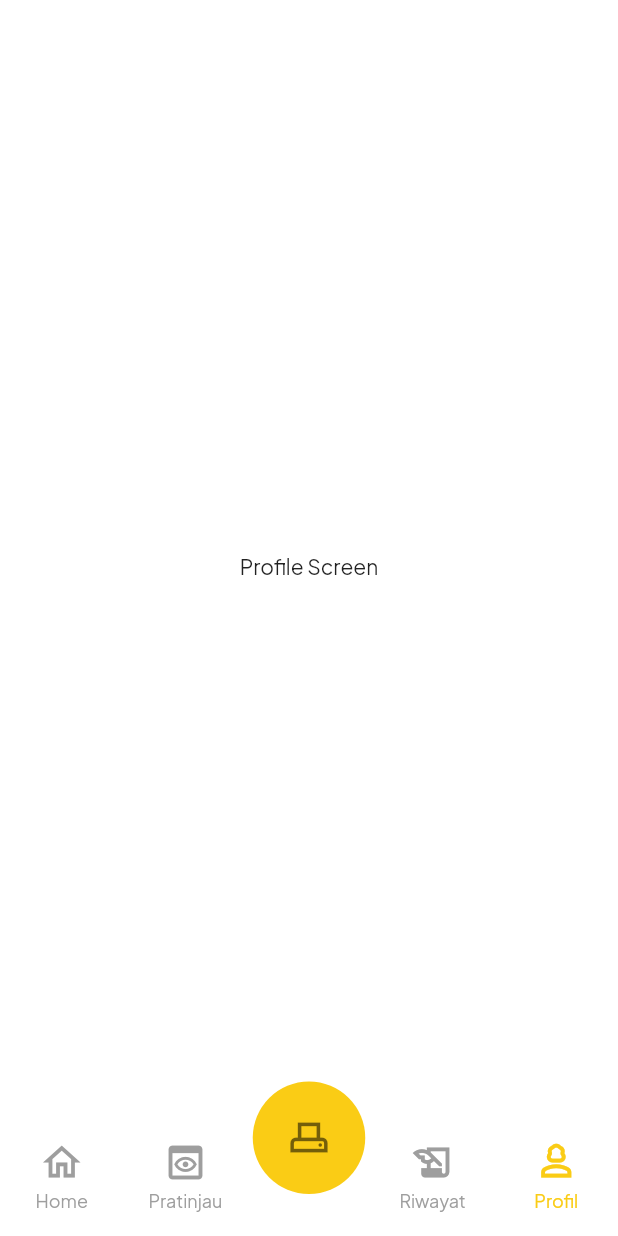
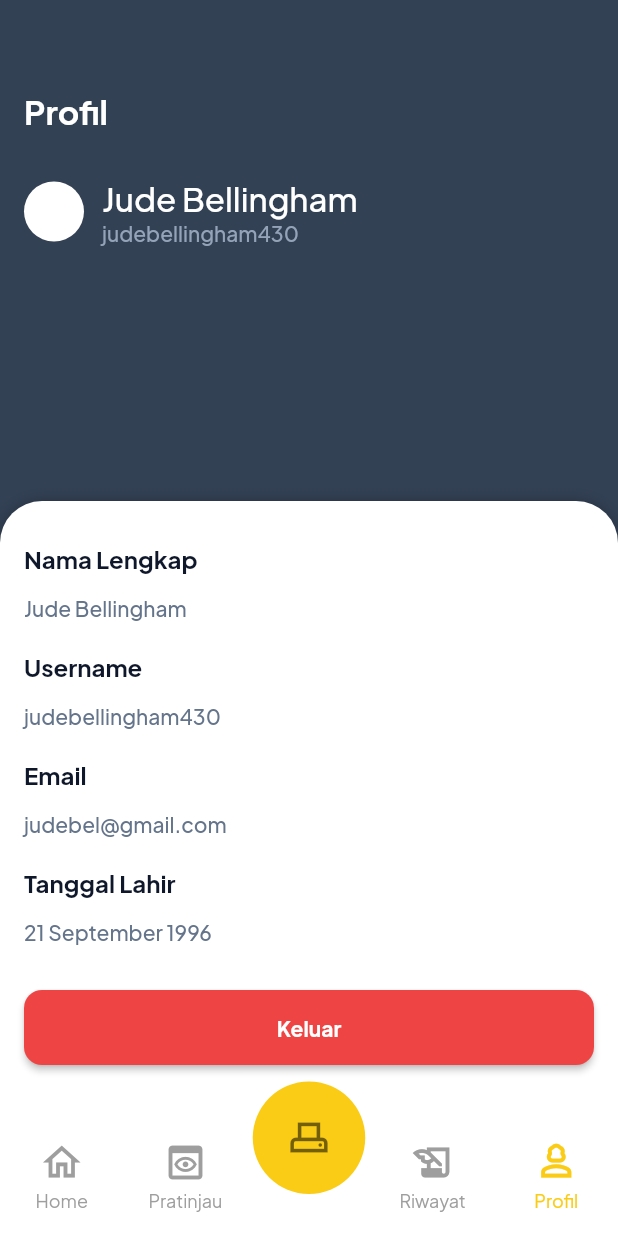
Before and after one commit to farhanroy/mobile-technoscape-scan2pay, a Flutter app: the screen it shows after launch, item 5 of the bottom bar chosen, on a phone screen of 412 x 824 dp. Run offline on Flutter 3.47's test engine with Material 2 defaults, Android fonts, the phone set to English and light mode, and no system bars; drawn by our look-alikes of persistent_bottom_nav_bar, sliding_up_panel; our stand-ins replace dio, get, pinput.

Commit message:
:lipstick: Slicing profile
slicing profile

```diff
--- a/lib/modules/authentication/screen/register_screen.dart
+++ b/lib/modules/authentication/screen/register_screen.dart
@@ -119,8 +119,8 @@ class RegisterScreen extends GetView<RegisterController> {
                         ),
                       )),
                   const SizedBox(height: 20),
-                  // elevated button #FACC15
                   CommonButton(
+                    titleColor: const Color(0xFF334155),
                     color: Get.theme.primaryColor,
                     title: 'Daftar',
                     onTap: () {},
--- a/lib/modules/dashboard/screen/history_screen.dart
+++ b/lib/modules/dashboard/screen/history_screen.dart
@@ -5,7 +5,7 @@ import 'package:sliding_up_panel/sliding_up_panel.dart';
 
 import '../dashboard.dart';
 
-class HistoryScreen extends GetView<DashboardController> {
+class HistoryScreen extends GetView<HistoryController> {
   const HistoryScreen({super.key});
 
   @override
--- a/lib/modules/dashboard/screen/preview_screen.dart
+++ b/lib/modules/dashboard/screen/preview_screen.dart
@@ -126,6 +126,7 @@ class PreviewMainPanel extends StatelessWidget {
                 ),
                 const SizedBox(height: 16),
                 CommonButton(
+                  titleColor: const Color(0xFF334155),
                   color: Get.theme.primaryColor,
                   title: 'Bayar',
                   onTap: () {},
--- a/lib/modules/dashboard/screen/profile_screen.dart
+++ b/lib/modules/dashboard/screen/profile_screen.dart
@@ -1,17 +1,189 @@
 import 'package:flutter/material.dart';
 import 'package:get/get.dart';
+import 'package:sliding_up_panel/sliding_up_panel.dart';
 
+import '../../../widgets/widgets.dart';
 import '../dashboard.dart';
 
-class ProfileScreen extends GetView<DashboardController> {
+class ProfileScreen extends GetView<ProfileController> {
   const ProfileScreen({super.key});
 
   @override
   Widget build(BuildContext context) {
     return Scaffold(
-      body: Center(
-        child: Text('Profile Screen'),
+      body: SlidingUpPanel(
+        minHeight: 420,
+        maxHeight: 420,
+        borderRadius: BorderRadiusGeometry.lerp(
+          const BorderRadius.only(
+            topLeft: Radius.circular(28),
+            topRight: Radius.circular(28),
+          ),
+          const BorderRadius.only(
+            topLeft: Radius.circular(28),
+            topRight: Radius.circular(28),
+          ),
+          1,
+        ),
+        panel: const ProfileMainPanel(),
+        body: const ProfileBodyPanel(),
       ),
     );
   }
 }
+
+class ProfileMainPanel extends StatelessWidget {
+  const ProfileMainPanel({super.key});
+
+  @override
+  Widget build(BuildContext context) {
+    return Padding(
+      padding: const EdgeInsets.symmetric(horizontal: 16, vertical: 28),
+      child: Column(
+        crossAxisAlignment: CrossAxisAlignment.start,
+        children: [
+          const Text(
+            'Nama Lengkap',
+            style: TextStyle(
+              color: Color(0xFF0F172A),
+              fontSize: 16,
+              fontWeight: FontWeight.w700,
+            ),
+          ),
+          const SizedBox(height: 14),
+          const Text(
+            'Jude Bellingham',
+            style: TextStyle(
+              color: Color(0xFF64748B),
+              fontSize: 14,
+              fontWeight: FontWeight.w500,
+            ),
+          ),
+          const SizedBox(height: 20),
+          const Text(
+            'Username',
+            style: TextStyle(
+              color: Color(0xFF0F172A),
+              fontSize: 16,
+              fontWeight: FontWeight.w700,
+            ),
+          ),
+          const SizedBox(height: 14),
+          const Text(
+            'judebellingham430',
+            style: TextStyle(
+              color: Color(0xFF64748B),
+              fontSize: 14,
+              fontWeight: FontWeight.w500,
+            ),
+          ),
+          const SizedBox(height: 20),
+          const Text(
+            'Email',
+            style: TextStyle(
+              color: Color(0xFF0F172A),
+              fontSize: 16,
+              fontWeight: FontWeight.w700,
+            ),
+          ),
+          const SizedBox(height: 14),
+          const Text(
+            'judebel@gmail.com',
+            style: TextStyle(
+              color: Color(0xFF64748B),
+              fontSize: 14,
+              fontWeight: FontWeight.w500,
+            ),
+          ),
+          const SizedBox(height: 20),
+          const Text(
+            'Tanggal Lahir',
+            style: TextStyle(
+              color: Color(0xFF0F172A),
+              fontSize: 16,
+              fontWeight: FontWeight.w700,
+            ),
+          ),
+          const SizedBox(height: 14),
+          const Text(
+            '21 September 1996',
+            style: TextStyle(
+              color: Color(0xFF64748B),
+              fontSize: 14,
+              fontWeight: FontWeight.w500,
+            ),
+          ),
+          const SizedBox(height: 30),
+          CommonButton(
+            titleColor: Colors.white,
+            title: 'Keluar',
+            color: const Color(0xFFEF4444),
+            onTap: () {},
+          ),
+        ],
+      ),
+    );
+  }
+}
+
+class ProfileBodyPanel extends StatelessWidget {
+  const ProfileBodyPanel({super.key});
+
+  @override
+  Widget build(BuildContext context) {
+    return Container(
+      color: const Color(0xFF334155),
+      padding: EdgeInsets.only(
+        left: 16,
+        top: 60,
+        bottom: Get.height * 0.7,
+      ),
+      child: Column(
+        crossAxisAlignment: CrossAxisAlignment.start,
+        children: [
+          const Text(
+            'Profil',
+            style: TextStyle(
+              color: Colors.white,
+              fontSize: 22,
+              fontWeight: FontWeight.w700,
+            ),
+          ),
+          const SizedBox(height: 30),
+          Row(
+            children: [
+              Container(
+                width: 40,
+                height: 40,
+                decoration: BoxDecoration(
+                  color: Colors.white,
+                  borderRadius: BorderRadius.circular(50),
+                ),
+              ),
+              const SizedBox(width: 12),
+              const Column(
+                crossAxisAlignment: CrossAxisAlignment.start,
+                children: [
+                  Text(
+                    "Jude Bellingham",
+                    style: TextStyle(
+                        color: Colors.white,
+                        fontSize: 22,
+                        fontWeight: FontWeight.w500),
+                  ),
+                  Text(
+                    "judebellingham430",
+                    style: TextStyle(
+                        color: Color(0xFF94A3B8),
+                        fontSize: 14,
+                        fontWeight: FontWeight.w500),
+                  ),
+                ],
+              ),
+            ],
+          ),
+        ],
+      ),
+    );
+  }
+}
--- a/lib/widgets/button.dart
+++ b/lib/widgets/button.dart
@@ -4,12 +4,13 @@ class CommonButton extends StatelessWidget {
   const CommonButton({
     super.key,
     required this.color,
+    required this.titleColor,
     required this.title,
     this.onTap,
   });
 
   final String title;
-  final Color color;
+  final Color color, titleColor;
   final VoidCallback? onTap;
 
   @override
@@ -25,8 +26,8 @@ class CommonButton extends StatelessWidget {
       ),
       child: Text(
         title,
-        style: const TextStyle(
-          color: Color(0xFF334155),
+        style: TextStyle(
+          color: titleColor,
           fontWeight: FontWeight.w700,
           fontSize: 14,
         ),
```
